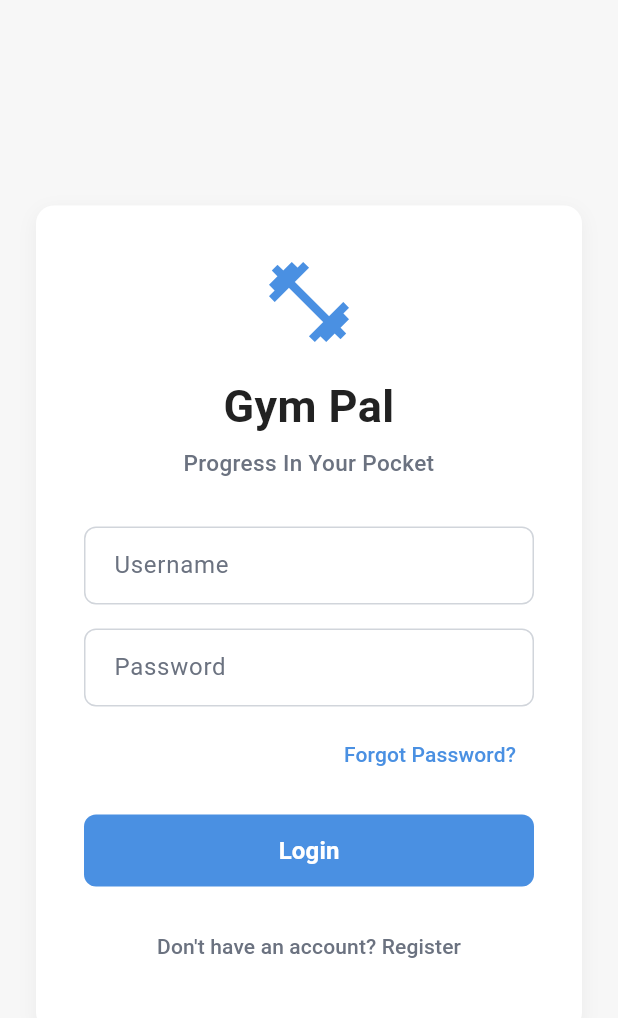
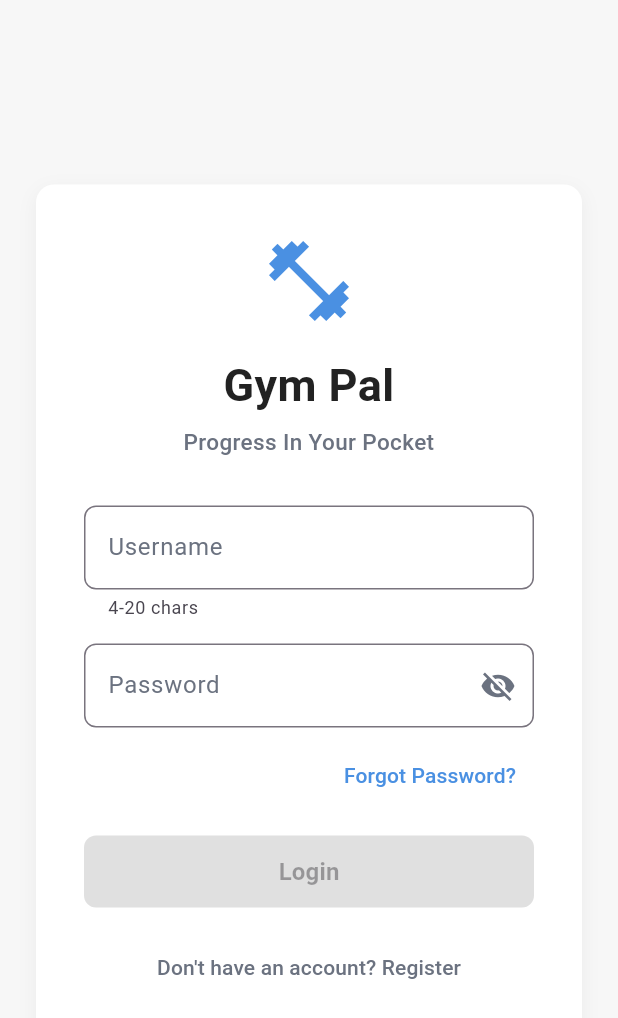
Before and after one commit to sisoalt/GymPal-Flutter, a Flutter app: the screen it shows after launch, on a phone screen of 412 x 824 dp. Shown: the top 1018 px of the screen. Run offline on Flutter 3.47's test engine with Material 3 defaults, Android fonts, the phone set to English and light mode, and no system bars; our stand-ins replace hive, hive_flutter, image_picker; accounts and stored records are empty.

Commit message:
feat: implement user authentication and input validation with a dedicated provider in thr login screen and registration screen.

```diff
--- a/gympal/lib/screens/auth/login_screen.dart
+++ b/gympal/lib/screens/auth/login_screen.dart
@@ -16,27 +16,59 @@ class _LoginScreenState extends State<LoginScreen> {
   final _formKey = GlobalKey<FormState>();
   final _usernameController = TextEditingController();
   final _passwordController = TextEditingController();
+  bool _isPasswordVisible = false;
+  bool _isFormValid = false;
+
+  void _checkFormValidity() {
+    final isValid =
+      _validateUsername(_usernameController.text) == null &&
+      _validatePassword(_passwordController.text) == null;
+
+    if (isValid != _isFormValid) {
+      setState(() => _isFormValid = isValid);
+    }
+  }
+
+  String? _validateUsername(String? val) {
+    if (val == null || val.trim().isEmpty) return "Username is required";
+    final trimmed = val.trim();
+    if (trimmed.length < 4) return "Username must be 4–20 characters";
+    if (trimmed.length > 20) return "Username must be 4–20 characters";
+    if (trimmed.contains(' ')) return "Username cannot contain spaces";
+    // security best practice: validation regex can be strict here if desired,
+    // but the requirement mainly asked for length and no spaces.
+    return null;
+  }
+
+  String? _validatePassword(String? val) {
+    if (val == null || val.isEmpty) return "Password is required";
+    if (val.length < 8) return "Password must be at least 8 characters";
+    return null;
+  }
 
   void _handleLogin() async {
-    if (!_formKey.currentState!.validate()) return;
+    if (_formKey.currentState!.validate()) {
       final authProvider = Provider.of<AuthProvider>(context, listen: false);
 
       final error = await authProvider.login(
-      _usernameController.text,
-      _passwordController.text,
+        _usernameController.text.trim(),
+        _passwordController.text.trim(),
       );
 
       if (error == null && mounted) {
-      Navigator.of(
-        context,
-      ).pushReplacement(MaterialPageRoute(builder: (_) => const MainLayout()));
+        Navigator.of(context).pushReplacement(
+          MaterialPageRoute(builder: (_) => const MainLayout()),
+        );
       } else if (mounted) {
+        _passwordController.clear(); // Clear password on failure
+        _checkFormValidity(); // Re-check validity after clearing
         ScaffoldMessenger.of(context).showSnackBar(
           SnackBar(
-          content: Text(error ?? "Unknown Error"),
+            content: Text(error ?? "Invalid username or password"),
             backgroundColor: Colors.red,
           ),
         );
+      }
     }
   }
 
@@ -63,168 +95,91 @@ class _LoginScreenState extends State<LoginScreen> {
             ),
             child: Form(
               key: _formKey,
+              onChanged: _checkFormValidity,
               child: Column(
                 mainAxisSize: MainAxisSize.min,
                 children: [
-                  const Icon(
-                    Icons.fitness_center,
-                    size: 64,
-                    color: Color(0xFF4A90E2),
-                  ),
+                  const Icon(Icons.fitness_center, size: 64, color: Color(0xFF4A90E2)),
                   const SizedBox(height: 16),
                   const Text(
                     'Gym Pal',
-                    style: TextStyle(
-                      fontSize: 30,
-                      fontWeight: FontWeight.bold,
-                      color: Color(0xFF222222),
-                    ),
+                    style: TextStyle(fontSize: 30, fontWeight: FontWeight.bold, color: Color(0xFF222222)),
                     textAlign: TextAlign.center,
                   ),
                   const SizedBox(height: 6),
                   const Text(
                     'Progress In Your Pocket',
-                    style: TextStyle(
-                      fontSize: 15,
-                      fontWeight: FontWeight.w500,
-                      color: Color(0xFF6B7280),
-                    ),
+                    style: TextStyle(fontSize: 15, fontWeight: FontWeight.w500, color: Color(0xFF6B7280)),
                     textAlign: TextAlign.center,
                   ),
                   const SizedBox(height: 32),
                   TextFormField(
                     controller: _usernameController,
+                    autovalidateMode: AutovalidateMode.onUserInteraction,
                     decoration: InputDecoration(
                       labelText: "Username",
+                      helperText: "4-20 chars",
                       labelStyle: const TextStyle(color: Color(0xFF6B7280)),
-                      border: OutlineInputBorder(
-                        borderRadius: BorderRadius.circular(8),
-                        borderSide: const BorderSide(color: Color(0xFFD1D5DB)),
+                      border: OutlineInputBorder(borderRadius: BorderRadius.circular(8)),
                     ),
-                      enabledBorder: OutlineInputBorder(
-                        borderRadius: BorderRadius.circular(8),
-                        borderSide: const BorderSide(color: Color(0xFFD1D5DB)),
-                      ),
-                      focusedBorder: OutlineInputBorder(
-                        borderRadius: BorderRadius.circular(8),
-                        borderSide: const BorderSide(
-                          color: Color(0xFF4A90E2),
-                          width: 2,
-                        ),
-                      ),
-                      errorBorder: OutlineInputBorder(
-                        borderRadius: BorderRadius.circular(8),
-                        borderSide: const BorderSide(color: Colors.red),
-                      ),
-                      contentPadding: const EdgeInsets.symmetric(
-                        horizontal: 16,
-                        vertical: 14,
-                      ),
-                    ),
-                    validator: (val) {
-                      if (val == null || val.isEmpty) {
-                        return "Username is required";
-                      }
-                      if (val.length < 3) {
-                        return "Username must be at least 3 characters";
-                      }
-                      return null;
-                    },
+                    validator: _validateUsername,
                   ),
                   const SizedBox(height: 16),
                   TextFormField(
                     controller: _passwordController,
-                    obscureText: true,
+                    obscureText: !_isPasswordVisible,
+                    autovalidateMode: AutovalidateMode.onUserInteraction,
                     decoration: InputDecoration(
                       labelText: "Password",
                       labelStyle: const TextStyle(color: Color(0xFF6B7280)),
-                      border: OutlineInputBorder(
-                        borderRadius: BorderRadius.circular(8),
-                        borderSide: const BorderSide(color: Color(0xFFD1D5DB)),
+                      border: OutlineInputBorder(borderRadius: BorderRadius.circular(8)),
+                      suffixIcon: IconButton(
+                        icon: Icon(
+                          _isPasswordVisible ? Icons.visibility : Icons.visibility_off,
+                          color: const Color(0xFF6B7280),
                         ),
-                      enabledBorder: OutlineInputBorder(
-                        borderRadius: BorderRadius.circular(8),
-                        borderSide: const BorderSide(color: Color(0xFFD1D5DB)),
-                      ),
-                      focusedBorder: OutlineInputBorder(
-                        borderRadius: BorderRadius.circular(8),
-                        borderSide: const BorderSide(
-                          color: Color(0xFF4A90E2),
-                          width: 2,
+                        onPressed: () => setState(() => _isPasswordVisible = !_isPasswordVisible),
                       ),
                     ),
-                      errorBorder: OutlineInputBorder(
-                        borderRadius: BorderRadius.circular(8),
-                        borderSide: const BorderSide(color: Colors.red),
-                      ),
-                      contentPadding: const EdgeInsets.symmetric(
-                        horizontal: 16,
-                        vertical: 14,
-                      ),
-                    ),
-                    validator: (val) {
-                      if (val == null || val.isEmpty) return "Password is required";
-                      if (val.length < 6) return "Password must be at least 6 characters";
-                      return null;
-                    },
+                    validator: _validatePassword,
                   ),
                   const SizedBox(height: 8),
                   Align(
                     alignment: Alignment.centerRight,
                     child: TextButton(
-                      onPressed: () {
-                        Navigator.push(
+                      onPressed: () => Navigator.push(
                         context,
-                          MaterialPageRoute(
-                            builder: (_) => const ForgotPasswordScreen(),
+                        MaterialPageRoute(builder: (_) => const ForgotPasswordScreen()),
                       ),
-                        );
-                      },
-                      child: const Text(
-                        "Forgot Password?",
-                        style: TextStyle(color: Color(0xFF4A90E2)),
-                      ),
+                      child: const Text("Forgot Password?", style: TextStyle(color: Color(0xFF4A90E2))),
                     ),
                   ),
                   const SizedBox(height: 16),
                   Consumer<AuthProvider>(
                     builder: (context, auth, _) => auth.isLoading
-                        ? const CircularProgressIndicator(
-                            color: Color(0xFF4A90E2),
-                          )
+                        ? const CircularProgressIndicator(color: Color(0xFF4A90E2))
                         : SizedBox(
                             width: double.infinity,
                             height: 48,
                             child: ElevatedButton(
-                              onPressed: _handleLogin,
+                              onPressed: _isFormValid ? _handleLogin : null,
                               style: ElevatedButton.styleFrom(
                                 backgroundColor: const Color(0xFF4A90E2),
+                                disabledBackgroundColor: Colors.grey[300],
                                 foregroundColor: Colors.white,
                                 elevation: 0,
-                                shape: RoundedRectangleBorder(
-                                  borderRadius: BorderRadius.circular(8),
+                                shape: RoundedRectangleBorder(borderRadius: BorderRadius.circular(8)),
                               ),
-                              ),
-                              child: const Text(
-                                "Login",
-                                style: TextStyle(
-                                  fontSize: 16,
-                                  fontWeight: FontWeight.w600,
-                                ),
-                              ),
+                              child: const Text("Login", style: TextStyle(fontSize: 16, fontWeight: FontWeight.w600)),
                             ),
                           ),
                   ),
                   const SizedBox(height: 16),
                   TextButton(
-                    onPressed: () {
-                      Navigator.push(
+                    onPressed: () => Navigator.push(
                       context,
-                        MaterialPageRoute(
-                          builder: (_) => const RegisterScreen(),
+                      MaterialPageRoute(builder: (_) => const RegisterScreen()),
                     ),
-                      );
-                    },
                     child: const Text(
                       "Don't have an account? Register",
                       style: TextStyle(color: Color(0xFF6B7280)),
--- a/gympal/pubspec.yaml
+++ b/gympal/pubspec.yaml
@@ -28,6 +28,7 @@ dependencies:
 
   # UI Icons (Optional but standard)
   cupertino_icons: ^1.0.6
+  crypto: ^3.0.7
 
 dev_dependencies:
   flutter_test:
```
Also changed, not shown: gympal/lib/providers/auth_provider.dart (+26 -7 lines), gympal/pubspec.lock. Lines whose indentation alone changed are shown as unchanged.
